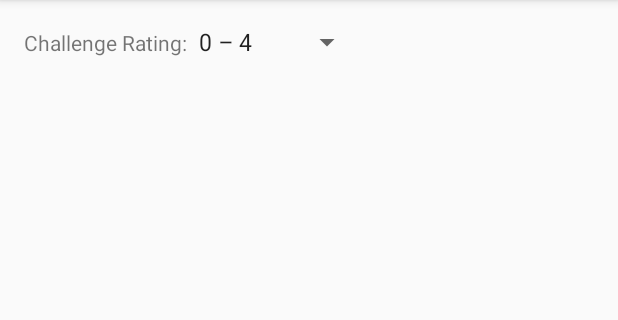
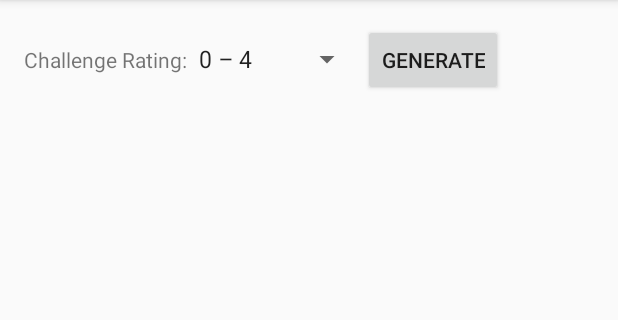
Before and after one commit to BecomingPizza/dnd-5e-treasure, an Android app: the screen it shows after launch (MainActivity), on a phone screen of 412 x 824 dp, the part 84-404 px from its top. Run offline under Robolectric (Android 15) with nearby library versions, the phone set to English and light mode, and no system bars.

Commit message:
Code in place to roll coins for CR 0-4 and populate ListView with a string detailing the results.

```diff
--- a/app/src/main/res/layout/activity_main.xml
+++ b/app/src/main/res/layout/activity_main.xml
@@ -3,11 +3,16 @@
     xmlns:tools="http://schemas.android.com/tools"
     android:layout_width="match_parent"
     android:layout_height="match_parent"
+    android:orientation="vertical"
     android:paddingBottom="@dimen/activity_vertical_margin"
     android:paddingLeft="@dimen/activity_horizontal_margin"
     android:paddingRight="@dimen/activity_horizontal_margin"
     android:paddingTop="@dimen/activity_vertical_margin"
     tools:context="com.pizzatech.dnd_5e_treasure.MainActivity">
+    <LinearLayout
+        android:layout_width="wrap_content"
+        android:layout_height="wrap_content"
+        android:orientation="horizontal">
     <TextView
         android:id="@+id/cr_selection_label"
         android:layout_width="wrap_content"
@@ -16,5 +21,19 @@
     <Spinner
         android:id="@+id/cr_selection_spinner"
         android:layout_width="wrap_content"
-        android:layout_height="wrap_content"/>
+        android:layout_height="wrap_content"
+        android:dropDownWidth="wrap_content"/>
+    <Button
+        android:id="@+id/roll_button"
+        style="?android:attr/buttonStyleSmall"
+        android:layout_width="wrap_content"
+        android:layout_height="wrap_content"
+        android:text="@string/roll_button_text"
+        android:onClick="rollTreasure"/>
+    </LinearLayout>
+    <ListView
+        android:id="@+id/results_list"
+        android:layout_width="wrap_content"
+        android:layout_height="wrap_content">
+    </ListView>
 </LinearLayout>
--- a/app/src/main/res/values/strings.xml
+++ b/app/src/main/res/values/strings.xml
@@ -1,6 +1,7 @@
 <resources>
     <string name="app_name">dnd-5e-treasure</string>
     <string name="cr_selection_label_text">Challenge Rating:</string>
+    <string name="roll_button_text">Generate</string>
     <string-array name="cr_selection_array">
         <item>0 – 4</item>
         <item>5 – 10</item>
```
Also changed, not shown: app/src/main/java/com/pizzatech/dnd_5e_treasure/MainActivity.java (+63 -0 lines).
